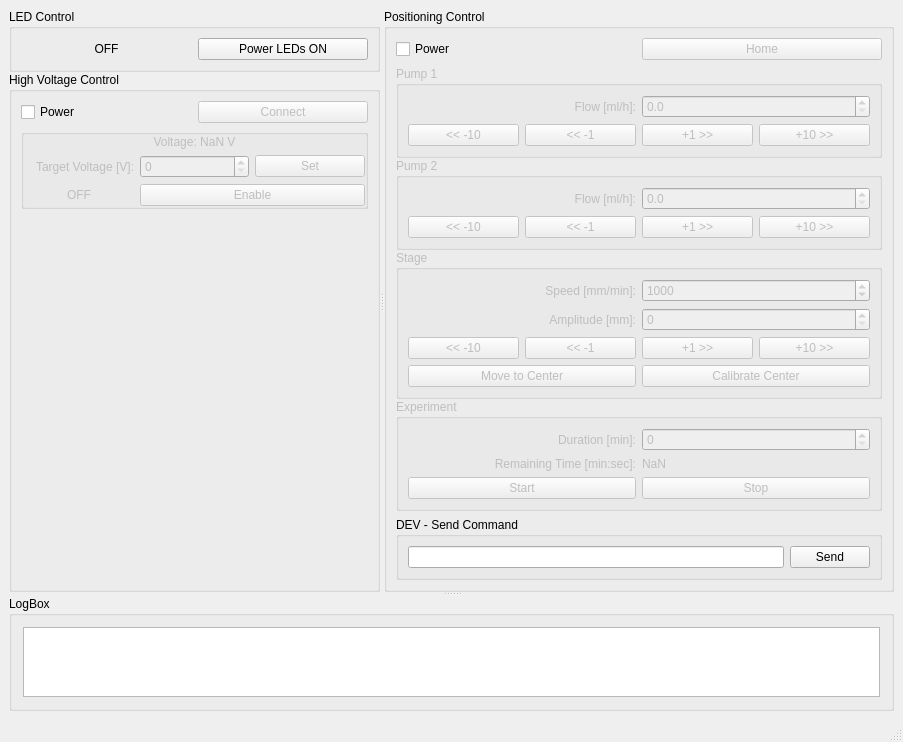
Before: the Qt Designer form GUI/mainwindow.ui in VojtechSkoumal/ElSpin, drawn with Qt 5.
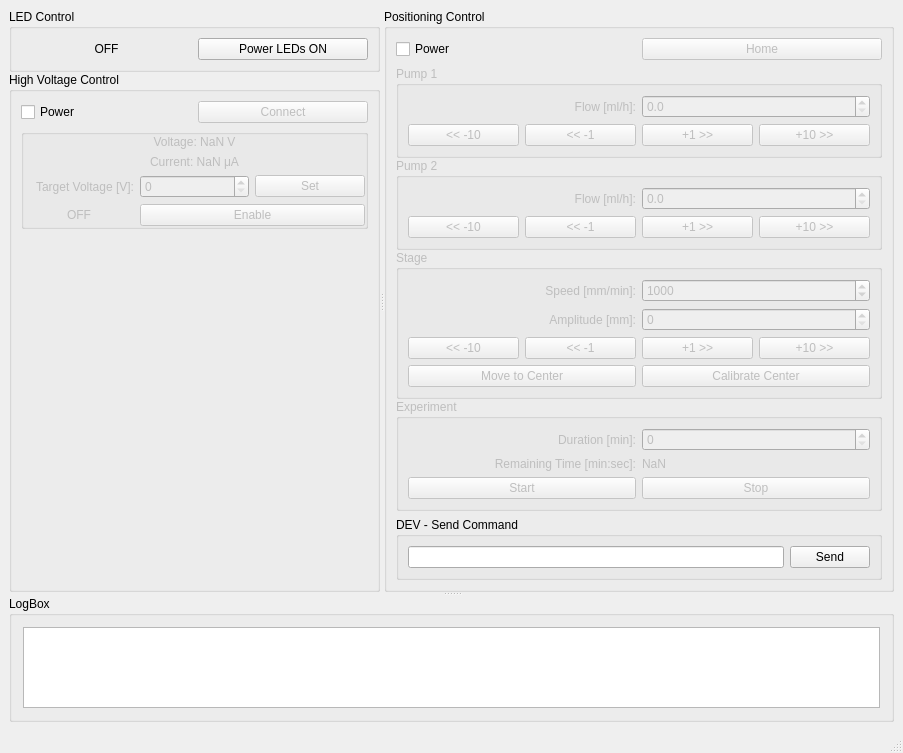
After: the same form once the commit is applied.

Commit message: feat: HV monitors

```diff
--- a/GUI/mainwindow.ui
+++ b/GUI/mainwindow.ui
@@ -7,7 +7,7 @@
     <x>0</x>
     <y>0</y>
     <width>903</width>
-    <height>731</height>
+    <height>753</height>
    </rect>
   </property>
   <property name="windowTitle">
@@ -134,7 +134,14 @@
                   <property name="spacing">
                    <number>6</number>
                   </property>
-                  <item row="1" column="1">
+                  <item row="2" column="3">
+                   <widget class="QPushButton" name="HV_set_target_voltage_pushButton">
+                    <property name="text">
+                     <string>Set</string>
+                    </property>
+                   </widget>
+                  </item>
+                  <item row="2" column="1">
                    <widget class="QLabel" name="HV_target_voltage_label">
                     <property name="text">
                      <string>Target Voltage [V]:</string>
@@ -144,24 +151,7 @@
                     </property>
                    </widget>
                   </item>
-                  <item row="1" column="2">
-                   <widget class="QSpinBox" name="HV_target_voltage_spinBox">
-                    <property name="maximum">
-                     <number>15000</number>
-                    </property>
-                    <property name="singleStep">
-                     <number>1000</number>
-                    </property>
-                   </widget>
-                  </item>
-                  <item row="1" column="3">
-                   <widget class="QPushButton" name="HV_set_target_voltage_pushButton">
-                    <property name="text">
-                     <string>Set</string>
-                    </property>
-                   </widget>
-                  </item>
-                  <item row="2" column="2" colspan="2">
+                  <item row="3" column="2" colspan="2">
                    <widget class="QPushButton" name="HV_enable_pushButton">
                     <property name="text">
                      <string>Enable</string>
@@ -171,19 +161,6 @@
                     </property>
                    </widget>
                   </item>
-                  <item row="2" column="1">
-                   <widget class="QLabel" name="HV_state_label">
-                    <property name="styleSheet">
-                     <string notr="true">font: 900 9pt &quot;Segoe UI&quot;;</string>
-                    </property>
-                    <property name="text">
-                     <string>OFF</string>
-                    </property>
-                    <property name="alignment">
-                     <set>Qt::AlignmentFlag::AlignCenter</set>
-                    </property>
-                   </widget>
-                  </item>
                   <item row="0" column="1" colspan="3">
                    <widget class="QLabel" name="HV_live_voltage_label">
                     <property name="styleSheet">
@@ -200,6 +177,39 @@
                     </property>
                    </widget>
                   </item>
+                  <item row="2" column="2">
+                   <widget class="QSpinBox" name="HV_target_voltage_spinBox">
+                    <property name="maximum">
+                     <number>15000</number>
+                    </property>
+                    <property name="singleStep">
+                     <number>1000</number>
+                    </property>
+                   </widget>
+                  </item>
+                  <item row="3" column="1">
+                   <widget class="QLabel" name="HV_state_label">
+                    <property name="styleSheet">
+                     <string notr="true">font: 900 9pt &quot;Segoe UI&quot;;</string>
+                    </property>
+                    <property name="text">
+                     <string>OFF</string>
+                    </property>
+                    <property name="alignment">
+                     <set>Qt::AlignmentFlag::AlignCenter</set>
+                    </property>
+                   </widget>
+                  </item>
+                  <item row="1" column="1" colspan="3">
+                   <widget class="QLabel" name="HV_live_current_label">
+                    <property name="text">
+                     <string>Current: NaN μA</string>
+                    </property>
+                    <property name="alignment">
+                     <set>Qt::AlignmentFlag::AlignCenter</set>
+                    </property>
+                   </widget>
+                  </item>
                  </layout>
                 </widget>
                </item>
```
The commit also changes 2 other files.
